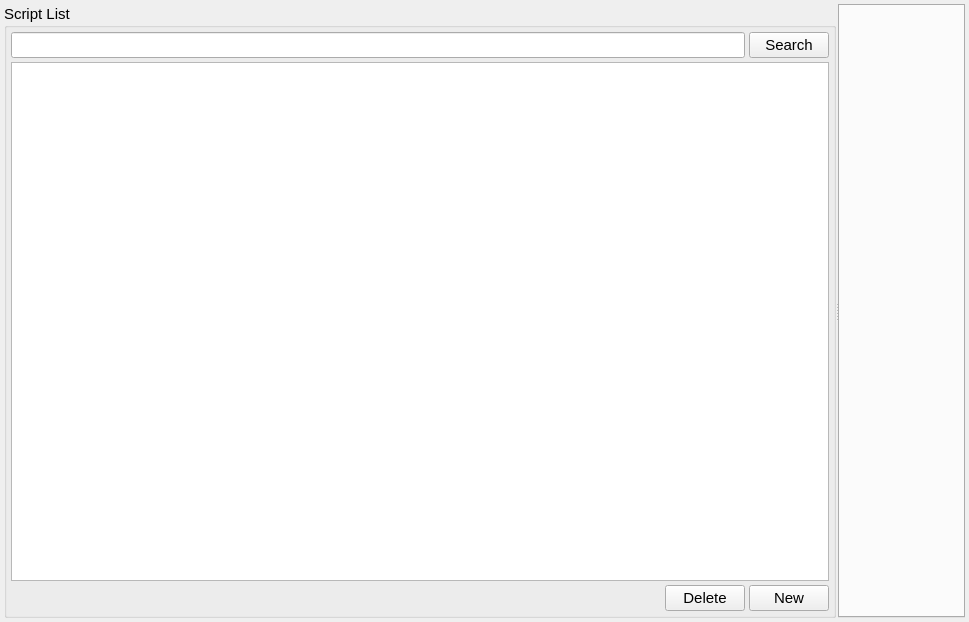
bisegni/chaosframework, file ccs/script/ScriptManager.ui: the form before one commit.
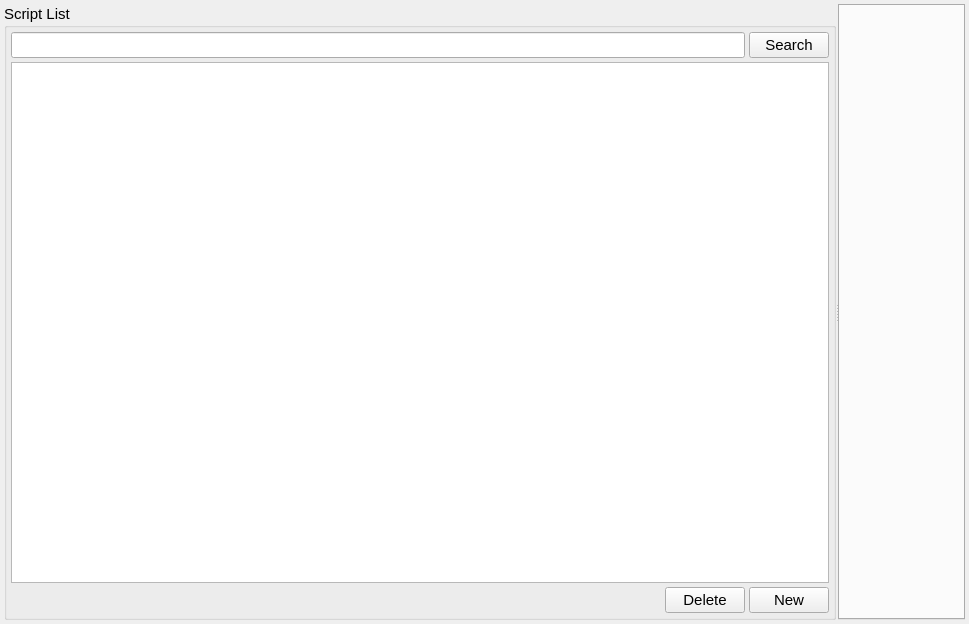
The form after the commit.

```diff
--- a/ccs/script/ScriptManager.ui
+++ b/ccs/script/ScriptManager.ui
@@ -7,13 +7,13 @@
     <x>0</x>
     <y>0</y>
     <width>969</width>
-    <height>622</height>
+    <height>624</height>
    </rect>
   </property>
   <property name="minimumSize">
    <size>
-    <width>640</width>
-    <height>480</height>
+    <width>832</width>
+    <height>624</height>
    </size>
   </property>
   <property name="font">
```
